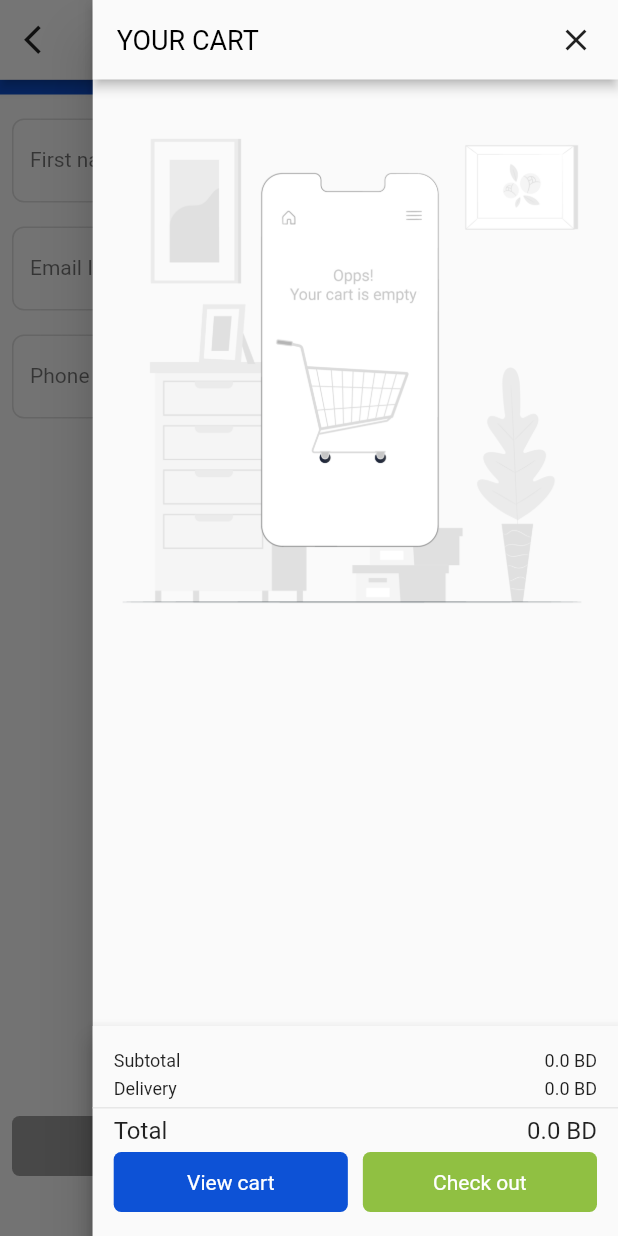
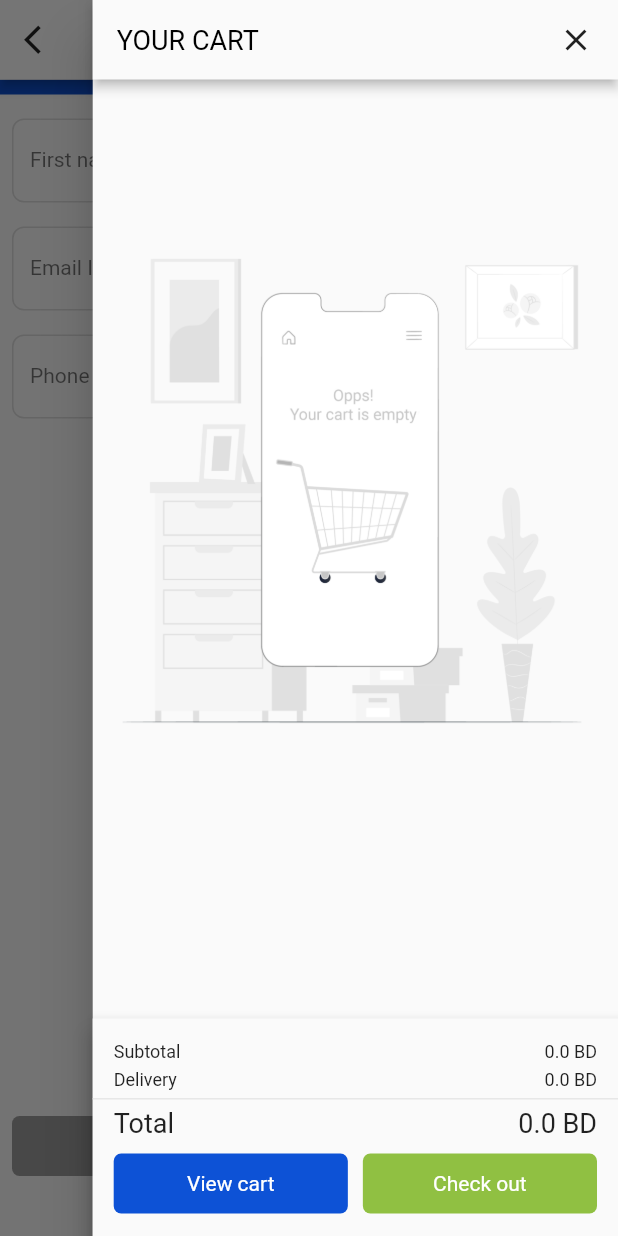
Before and after one commit to teamHaztech/chaabra, a Flutter app: the EditProfile screen opened directly, with the side drawer open, on a phone screen of 412 x 824 dp. Run offline on Flutter 3.47's test engine with Material 2 defaults, Android fonts, the phone set to English and light mode, and no system bars; our stand-ins replace dio, flutter_svg, flutter_swiper, fluttertoast, lazy_load_scrollview, progress_indicators and 4 more; missing offline and left inert: flutter_range_slider, flutter_webview_plugin; accounts and stored records are empty; network calls fail.

```diff
--- a/lib/screens/constants.dart
+++ b/lib/screens/constants.dart
@@ -442,8 +442,8 @@ header(context,
                           color: Colors.black,
                         ),
                       ),
-                SizedBox(width: 4),
-                Text(title, style: TextStyle(fontSize: 18)),
+                SizedBox(width: 8),
+                Text(title, style: TextStyle(fontSize: 16)),
               ],
             ),
           ),
@@ -531,7 +531,7 @@ cartDrawer(context) {
                         : cartProvider.cart.isEmpty
                             ? Center(
                                 child: Padding(
-                                padding: const EdgeInsets.only(top: 20),
+                                padding: const EdgeInsets.only(top: 100),
                                 child: Image.asset(
                                   'assets/images/cart_empty.png',
                                   width: screenWidth(context) * 0.9,
@@ -740,7 +740,7 @@ cartDrawer(context) {
                   padding: EdgeInsets.symmetric(
                     vertical: 14,
                   ),
-                  height: 140,
+                  height: 145,
                   child: Column(
                     mainAxisAlignment: MainAxisAlignment.center,
                     children: [
@@ -797,17 +797,17 @@ cartDrawer(context) {
                           children: [
                             Text(
                               "Total",
-                              style: TextStyle(fontSize: 16),
+                              style: TextStyle(fontSize: 18),
                             ),
                             Text(
                               "${cartProvider.total} BD",
-                              style: TextStyle(fontSize: 16),
+                              style: TextStyle(fontSize: 18),
                             )
                           ],
                         ),
                       ),
                       SizedBox(
-                        height: 5,
+                        height: 10,
                       ),
                       Padding(
                         padding: EdgeInsets.symmetric(horizontal: 14),
```
Also changed, not shown: pubspec.lock.
